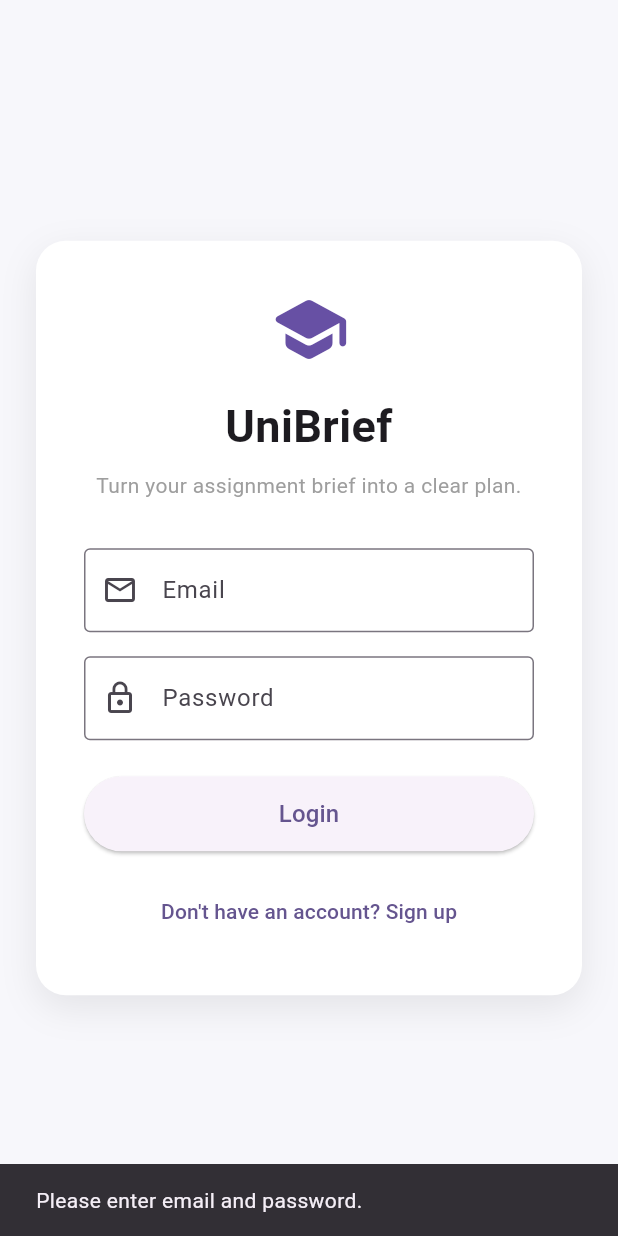
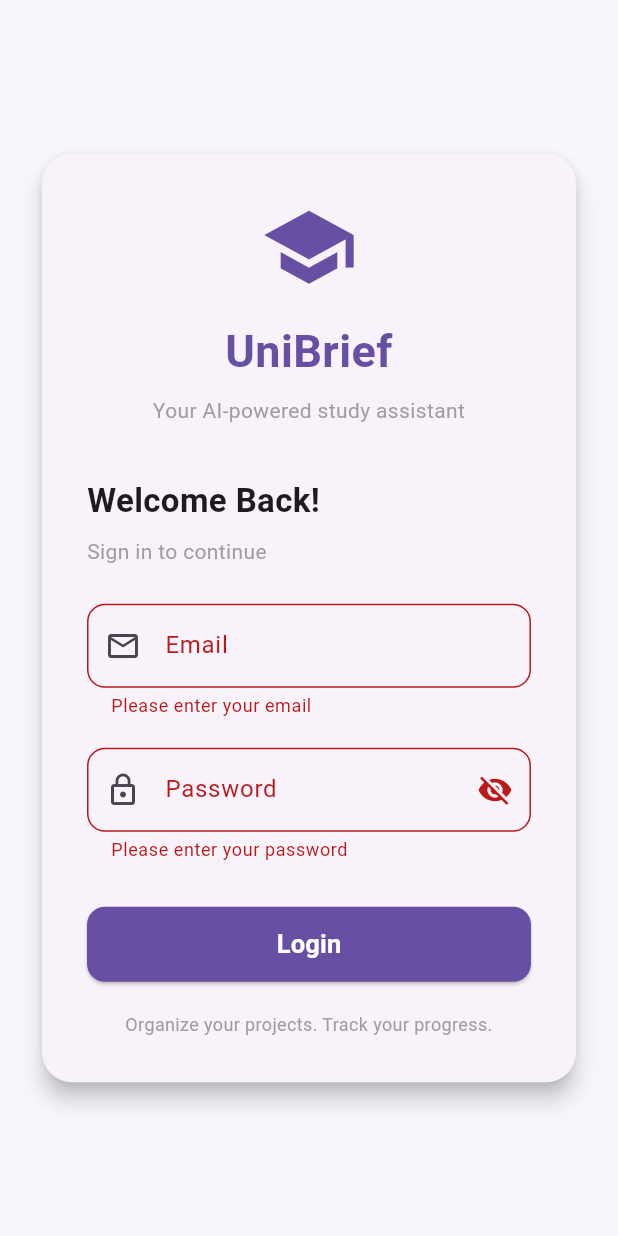
Before and after one commit to alkhatibsalma99-ops/UniBrief, a Flutter app: the screen it shows after launch, after a tap on "Login", on a phone screen of 412 x 824 dp. Run offline on Flutter 3.47's test engine with Material 3 defaults, Android fonts, the phone set to English and light mode, and no system bars; network calls fail.

Commit message:
Add Flutter dashboard and project details screen

```diff
--- a/frontend/lib/screens/login_screen.dart
+++ b/frontend/lib/screens/login_screen.dart
@@ -1,6 +1,7 @@
 import 'package:flutter/material.dart';
 
 import '../services/api_service.dart';
+import 'dashboard_screen.dart';
 
 class LoginScreen extends StatefulWidget {
   const LoginScreen({super.key});
@@ -10,63 +11,65 @@ class LoginScreen extends StatefulWidget {
 }
 
 class _LoginScreenState extends State<LoginScreen> {
-  final emailController = TextEditingController();
-  final passwordController = TextEditingController();
+  final _formKey = GlobalKey<FormState>();
 
-  bool isLoading = false;
+  final _emailController = TextEditingController();
+  final _passwordController = TextEditingController();
 
-  Future<void> login() async {
-    final email = emailController.text.trim();
-    final password = passwordController.text;
+  bool _isLoading = false;
+  bool _obscurePassword = true;
 
-    if (email.isEmpty || password.isEmpty) {
-      ScaffoldMessenger.of(context).showSnackBar(
-        const SnackBar(content: Text('Please enter email and password.')),
-      );
+  @override
+  void dispose() {
+    _emailController.dispose();
+    _passwordController.dispose();
+    super.dispose();
+  }
 
+  Future<void> _login() async {
+    if (!_formKey.currentState!.validate()) {
       return;
     }
 
     setState(() {
-      isLoading = true;
+      _isLoading = true;
     });
 
     try {
-      final token = await ApiService.login(email: email, password: password);
+      final token = await ApiService.login(
+        _emailController.text.trim(),
+        _passwordController.text,
+      );
 
-      if (!mounted) {
-        return;
-      }
-
-      ScaffoldMessenger.of(
-        context,
-      ).showSnackBar(const SnackBar(content: Text('Login successful!')));
-
-      debugPrint('LOGIN SUCCESS');
-      debugPrint('Token received: ${token.isNotEmpty}');
-    } catch (e) {
-      if (!mounted) {
-        return;
-      }
+      if (!mounted) return;
 
       ScaffoldMessenger.of(context).showSnackBar(
-        SnackBar(content: Text(e.toString().replaceFirst('Exception: ', ''))),
+        const SnackBar(
+          content: Text('Login successful!'),
+          backgroundColor: Colors.green,
+        ),
+      );
+
+      Navigator.pushReplacement(
+        context,
+        MaterialPageRoute(builder: (context) => DashboardScreen(token: token)),
+      );
+    } catch (e) {
+      if (!mounted) return;
+
+      ScaffoldMessenger.of(context).showSnackBar(
+        SnackBar(
+          content: Text('Login failed: $e'),
+          backgroundColor: Colors.red,
+        ),
       );
     } finally {
       if (mounted) {
         setState(() {
-          isLoading = false;
+          _isLoading = false;
         });
       }
     }
-  }
-
-  @override
-  void dispose() {
-    emailController.dispose();
-    passwordController.dispose();
-
-    super.dispose();
   }
 
   @override
@@ -76,93 +79,176 @@ class _LoginScreenState extends State<LoginScreen> {
       body: Center(
         child: SingleChildScrollView(
           padding: const EdgeInsets.all(24),
-          child: Container(
-            width: 420,
-            padding: const EdgeInsets.all(32),
-            decoration: BoxDecoration(
-              color: Colors.white,
+          child: ConstrainedBox(
+            constraints: const BoxConstraints(maxWidth: 420),
+            child: Card(
+              elevation: 6,
+              shape: RoundedRectangleBorder(
                 borderRadius: BorderRadius.circular(20),
-              boxShadow: [
-                BoxShadow(
-                  color: Colors.black.withValues(alpha: 0.08),
-                  blurRadius: 20,
-                  offset: const Offset(0, 8),
               ),
-              ],
-            ),
+              child: Padding(
+                padding: const EdgeInsets.all(30),
+                child: Form(
+                  key: _formKey,
                   child: Column(
+                    mainAxisSize: MainAxisSize.min,
                     crossAxisAlignment: CrossAxisAlignment.stretch,
                     children: [
                       const Icon(
-                  Icons.school_rounded,
-                  size: 54,
+                        Icons.school,
+                        size: 65,
                         color: Color(0xFF6750A4),
                       ),
 
-                const SizedBox(height: 16),
+                      const SizedBox(height: 15),
 
                       const Text(
                         'UniBrief',
                         textAlign: TextAlign.center,
-                  style: TextStyle(fontSize: 30, fontWeight: FontWeight.bold),
+                        style: TextStyle(
+                          fontSize: 30,
+                          fontWeight: FontWeight.bold,
+                          color: Color(0xFF6750A4),
+                        ),
                       ),
 
                       const SizedBox(height: 8),
 
                       const Text(
-                  'Turn your assignment brief into a clear plan.',
+                        'Your AI-powered study assistant',
                         textAlign: TextAlign.center,
-                  style: TextStyle(color: Colors.grey, fontSize: 14),
+                        style: TextStyle(fontSize: 14, color: Colors.grey),
                       ),
 
-                const SizedBox(height: 32),
+                      const SizedBox(height: 35),
 
-                TextField(
-                  controller: emailController,
-                  keyboardType: TextInputType.emailAddress,
-                  decoration: const InputDecoration(
-                    labelText: 'Email',
-                    prefixIcon: Icon(Icons.email_outlined),
-                    border: OutlineInputBorder(),
+                      const Text(
+                        'Welcome Back!',
+                        style: TextStyle(
+                          fontSize: 22,
+                          fontWeight: FontWeight.bold,
                         ),
                       ),
 
-                const SizedBox(height: 16),
+                      const SizedBox(height: 8),
 
-                TextField(
-                  controller: passwordController,
-                  obscureText: true,
-                  onSubmitted: (_) => login(),
-                  decoration: const InputDecoration(
+                      const Text(
+                        'Sign in to continue',
+                        style: TextStyle(color: Colors.grey),
+                      ),
+
+                      const SizedBox(height: 25),
+
+                      // Email
+                      TextFormField(
+                        controller: _emailController,
+                        keyboardType: TextInputType.emailAddress,
+                        decoration: InputDecoration(
+                          labelText: 'Email',
+                          prefixIcon: const Icon(Icons.email_outlined),
+                          border: OutlineInputBorder(
+                            borderRadius: BorderRadius.circular(12),
+                          ),
+                        ),
+                        validator: (value) {
+                          if (value == null || value.trim().isEmpty) {
+                            return 'Please enter your email';
+                          }
+
+                          if (!RegExp(
+                            r'^[^@\s]+@[^@\s]+\.[^@\s]+$',
+                          ).hasMatch(value.trim())) {
+                            return 'Please enter a valid email';
+                          }
+
+                          return null;
+                        },
+                      ),
+
+                      const SizedBox(height: 20),
+
+                      // Password
+                      TextFormField(
+                        controller: _passwordController,
+                        obscureText: _obscurePassword,
+                        decoration: InputDecoration(
                           labelText: 'Password',
-                    prefixIcon: Icon(Icons.lock_outline),
-                    border: OutlineInputBorder(),
+                          prefixIcon: const Icon(Icons.lock_outline),
+                          suffixIcon: IconButton(
+                            icon: Icon(
+                              _obscurePassword
+                                  ? Icons.visibility_off
+                                  : Icons.visibility,
+                            ),
+                            onPressed: () {
+                              setState(() {
+                                _obscurePassword = !_obscurePassword;
+                              });
+                            },
+                          ),
+                          border: OutlineInputBorder(
+                            borderRadius: BorderRadius.circular(12),
+                          ),
+                        ),
+                        validator: (value) {
+                          if (value == null || value.isEmpty) {
+                            return 'Please enter your password';
+                          }
+
+                          return null;
+                        },
+                        onFieldSubmitted: (_) {
+                          if (!_isLoading) {
+                            _login();
+                          }
+                        },
+                      ),
+
+                      const SizedBox(height: 30),
+
+                      // Login button
+                      SizedBox(
+                        height: 50,
+                        child: ElevatedButton(
+                          onPressed: _isLoading ? null : _login,
+                          style: ElevatedButton.styleFrom(
+                            backgroundColor: const Color(0xFF6750A4),
+                            foregroundColor: Colors.white,
+                            shape: RoundedRectangleBorder(
+                              borderRadius: BorderRadius.circular(12),
+                            ),
+                          ),
+                          child: _isLoading
+                              ? const SizedBox(
+                                  width: 24,
+                                  height: 24,
+                                  child: CircularProgressIndicator(
+                                    color: Colors.white,
+                                    strokeWidth: 2,
+                                  ),
+                                )
+                              : const Text(
+                                  'Login',
+                                  style: TextStyle(
+                                    fontSize: 17,
+                                    fontWeight: FontWeight.bold,
+                                  ),
+                                ),
                         ),
                       ),
 
-                const SizedBox(height: 24),
+                      const SizedBox(height: 20),
 
-                SizedBox(
-                  height: 50,
-                  child: ElevatedButton(
-                    onPressed: isLoading ? null : login,
-                    child: isLoading
-                        ? const SizedBox(
-                            width: 22,
-                            height: 22,
-                            child: CircularProgressIndicator(strokeWidth: 2),
-                          )
-                        : const Text('Login', style: TextStyle(fontSize: 16)),
+                      const Text(
+                        'Organize your projects. '
+                        'Track your progress.',
+                        textAlign: TextAlign.center,
+                        style: TextStyle(fontSize: 12, color: Colors.grey),
+                      ),
+                    ],
                   ),
                 ),
-
-                const SizedBox(height: 16),
-
-                TextButton(
-                  onPressed: () {},
-                  child: const Text("Don't have an account? Sign up"),
               ),
-              ],
             ),
           ),
         ),
--- a/frontend/lib/services/api_service.dart
+++ b/frontend/lib/services/api_service.dart
@@ -1,14 +1,30 @@
 import 'dart:convert';
-
 import 'package:http/http.dart' as http;
 
 class ApiService {
   static const String baseUrl = 'http://127.0.0.1:8002';
 
-  static Future<String> login({
-    required String email,
-    required String password,
-  }) async {
+  // =========================
+  // Register
+  // =========================
+  static Future<dynamic> register(String email, String password) async {
+    final response = await http.post(
+      Uri.parse('$baseUrl/register'),
+      headers: {'Content-Type': 'application/json'},
+      body: jsonEncode({'email': email, 'password': password}),
+    );
+
+    if (response.statusCode == 200 || response.statusCode == 201) {
+      return jsonDecode(response.body);
+    }
+
+    throw Exception('Registration failed: ${response.body}');
+  }
+
+  // =========================
+  // Login
+  // =========================
+  static Future<String> login(String email, String password) async {
     final response = await http.post(
       Uri.parse('$baseUrl/login'),
       headers: {'Content-Type': 'application/json'},
@@ -17,20 +33,216 @@ class ApiService {
 
     if (response.statusCode == 200) {
       final data = jsonDecode(response.body);
+      final token = data['access_token'];
 
-      return data['access_token'];
+      if (token is String && token.isNotEmpty) {
+        return token;
+      }
+
+      throw Exception('No access token received');
     }
 
-    String message = 'Login failed';
+    throw Exception('Login failed: ${response.body}');
+  }
 
-    try {
+  // =========================
+  // Get current user
+  // =========================
+  static Future<Map<String, dynamic>> getMe(String token) async {
+    final response = await http.get(
+      Uri.parse('$baseUrl/me'),
+      headers: {'Authorization': 'Bearer $token'},
+    );
+
+    if (response.statusCode == 200) {
+      return Map<String, dynamic>.from(jsonDecode(response.body));
+    }
+
+    throw Exception('Failed to load user: ${response.body}');
+  }
+
+  // =========================
+  // Get all projects
+  // =========================
+  static Future<List<dynamic>> getProjects(String token) async {
+    final response = await http.get(
+      Uri.parse('$baseUrl/projects'),
+      headers: {'Authorization': 'Bearer $token'},
+    );
+
+    if (response.statusCode == 200) {
       final data = jsonDecode(response.body);
 
-      if (data['detail'] != null) {
-        message = data['detail'].toString();
+      if (data is List) {
+        return data;
       }
-    } catch (_) {}
 
-    throw Exception(message);
+      throw Exception('Unexpected projects response');
+    }
+
+    throw Exception('Failed to load projects: ${response.body}');
+  }
+
+  // =========================
+  // Create project
+  // =========================
+  static Future<Map<String, dynamic>> createProject(
+    String token,
+    String title, {
+    String description = '',
+  }) async {
+    final response = await http.post(
+      Uri.parse('$baseUrl/projects'),
+      headers: {
+        'Authorization': 'Bearer $token',
+        'Content-Type': 'application/json',
+      },
+      body: jsonEncode({'title': title, 'description': description}),
+    );
+
+    if (response.statusCode == 200 || response.statusCode == 201) {
+      return Map<String, dynamic>.from(jsonDecode(response.body));
+    }
+
+    throw Exception('Failed to create project: ${response.body}');
+  }
+
+  // =========================
+  // Update project
+  // =========================
+  static Future<Map<String, dynamic>> updateProject(
+    String token,
+    int projectId, {
+    String? title,
+    String? description,
+  }) async {
+    final body = <String, dynamic>{};
+
+    if (title != null) {
+      body['title'] = title;
+    }
+
+    if (description != null) {
+      body['description'] = description;
+    }
+
+    final response = await http.patch(
+      Uri.parse('$baseUrl/projects/$projectId'),
+      headers: {
+        'Authorization': 'Bearer $token',
+        'Content-Type': 'application/json',
+      },
+      body: jsonEncode(body),
+    );
+
+    if (response.statusCode == 200) {
+      return Map<String, dynamic>.from(jsonDecode(response.body));
+    }
+
+    throw Exception('Failed to update project: ${response.body}');
+  }
+
+  // =========================
+  // Delete project
+  // =========================
+  static Future<void> deleteProject(String token, int projectId) async {
+    final response = await http.delete(
+      Uri.parse('$baseUrl/projects/$projectId'),
+      headers: {'Authorization': 'Bearer $token'},
+    );
+
+    if (response.statusCode != 200 && response.statusCode != 204) {
+      throw Exception('Failed to delete project: ${response.body}');
+    }
+  }
+
+  // =========================
+  // Get project files
+  // =========================
+  static Future<List<dynamic>> getProjectFiles(
+    String token,
+    int projectId,
+  ) async {
+    final response = await http.get(
+      Uri.parse('$baseUrl/projects/$projectId/files'),
+      headers: {'Authorization': 'Bearer $token'},
+    );
+
+    if (response.statusCode == 200) {
+      return List<dynamic>.from(jsonDecode(response.body));
+    }
+
+    throw Exception('Failed to load files: ${response.body}');
+  }
+
+  // =========================
+  // Get requirements
+  // =========================
+  static Future<List<dynamic>> getRequirements(
+    String token,
+    int projectId,
+  ) async {
+    final response = await http.get(
+      Uri.parse('$baseUrl/projects/$projectId/requirements'),
+      headers: {'Authorization': 'Bearer $token'},
+    );
+
+    if (response.statusCode == 200) {
+      return List<dynamic>.from(jsonDecode(response.body));
+    }
+
+    throw Exception('Failed to load requirements: ${response.body}');
+  }
+
+  // =========================
+  // Generate checklist
+  // =========================
+  static Future<dynamic> generateChecklist(String token, int projectId) async {
+    final response = await http.post(
+      Uri.parse('$baseUrl/projects/$projectId/checklist/generate'),
+      headers: {'Authorization': 'Bearer $token'},
+    );
+
+    if (response.statusCode == 200 || response.statusCode == 201) {
+      return jsonDecode(response.body);
+    }
+
+    throw Exception('Failed to generate checklist: ${response.body}');
+  }
+
+  // =========================
+  // Get checklist
+  // =========================
+  static Future<List<dynamic>> getChecklist(String token, int projectId) async {
+    final response = await http.get(
+      Uri.parse('$baseUrl/projects/$projectId/checklist'),
+      headers: {'Authorization': 'Bearer $token'},
+    );
+
+    if (response.statusCode == 200) {
+      return List<dynamic>.from(jsonDecode(response.body));
+    }
+
+    throw Exception('Failed to load checklist: ${response.body}');
+  }
+
+  // =========================
+  // Analyze assignment file
+  // =========================
+  static Future<dynamic> analyzeFile(
+    String token,
+    int projectId,
+    int fileId,
+  ) async {
+    final response = await http.post(
+      Uri.parse('$baseUrl/projects/$projectId/files/$fileId/analyze'),
+      headers: {'Authorization': 'Bearer $token'},
+    );
+
+    if (response.statusCode == 200 || response.statusCode == 201) {
+      return jsonDecode(response.body);
+    }
+
+    throw Exception('AI analysis failed: ${response.body}');
   }
 }
```
Also changed, not shown: frontend/lib/screens/dashboard_screen.dart (added, +170 -0 lines), frontend/lib/screens/project_details_screen.dart (added, +62 -0 lines). Lines whose indentation alone changed are shown as unchanged.
